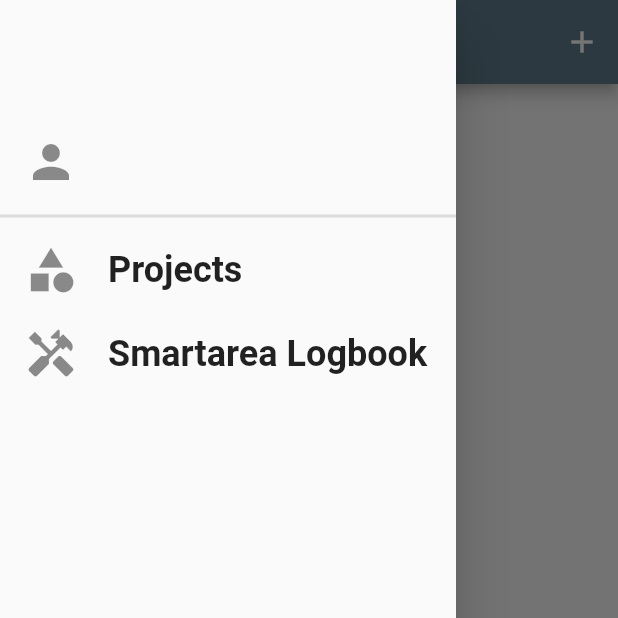
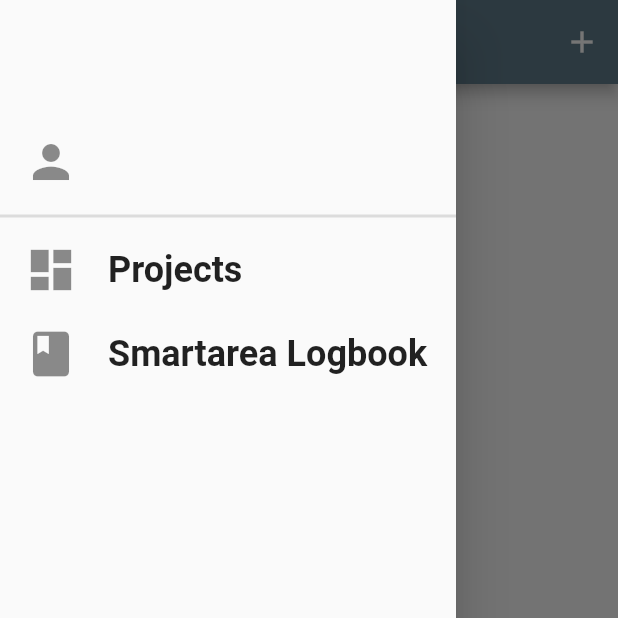
Before and after one commit to mPtrsn/doku-maker-app, a Flutter app: the ProjectsOverviewScreen screen opened directly, with the side drawer open, on a phone screen of 412 x 824 dp, the top half of it. Run offline on Flutter 3.47's test engine with Material 2 defaults, Android fonts, the phone set to English and light mode, and no system bars; our stand-ins replace image_picker, multi_select_flutter, shared_preferences; accounts and stored records are empty; generated files the repository leaves out were written again; network calls fail; Roboto replaces fonts that are missing (RobotoCondensed).

Commit message:
[release]
dev: started adaptive design
feats: -
bug: styling of entry buttons

```diff
--- a/lib/provider/auth_provider.dart
+++ b/lib/provider/auth_provider.dart
@@ -18,7 +18,7 @@
   }
 
   Future<void> logIn(String username, String password) async {
-    var url = 'https://fhwapp.fh-wedel.de/api/auth';
+    var url = 'https://fhwapp.fh-wedel.de/api/auth'; //:4446
     var body = {"user": username, "pass": password};
     var response = await http.post(
       url,
--- a/lib/screens/auth_screen.dart
+++ b/lib/screens/auth_screen.dart
@@ -1,5 +1,6 @@
 import 'package:doku_maker/exceptions/auth_exception.dart';
 import 'package:doku_maker/provider/auth_provider.dart';
+import 'package:doku_maker/widgets/adaptive/adaptive_progress_indicator.dart';
 import 'package:flutter/material.dart';
 import 'package:provider/provider.dart';
 
@@ -106,7 +107,7 @@
                           height: 20,
                         ),
                         if (_isLoading)
-                          CircularProgressIndicator()
+                          AdaptiveProgressIndicator()
                         else
                           ElevatedButton(
                               child: Text('LOGIN'),
--- a/lib/screens/project/new_image_entry_modal.dart
+++ b/lib/screens/project/new_image_entry_modal.dart
@@ -4,6 +4,7 @@
 import 'package:doku_maker/provider/auth_provider.dart';
 import 'package:doku_maker/provider/projects_provider.dart';
 import 'package:doku_maker/provider/upload_service.dart';
+import 'package:doku_maker/widgets/adaptive/adaptive_progress_indicator.dart';
 import 'package:doku_maker/widgets/doku_image_picker.dart';
 import 'package:flutter/material.dart';
 import 'package:provider/provider.dart';
@@ -88,7 +89,7 @@
       height: MediaQuery.of(context).size.height * 0.6,
       child: Card(
         child: _isLoading
-            ? Center(child: CircularProgressIndicator())
+            ? Center(child: AdaptiveProgressIndicator())
             : Padding(
                 padding: const EdgeInsets.all(8.0),
                 child: Form(
--- a/lib/screens/project/new_text_entry_modal.dart
+++ b/lib/screens/project/new_text_entry_modal.dart
@@ -1,6 +1,7 @@
 import 'package:doku_maker/models/project/entries/project_text_entry.dart';
 import 'package:doku_maker/provider/auth_provider.dart';
 import 'package:doku_maker/provider/projects_provider.dart';
+import 'package:doku_maker/widgets/adaptive/adaptive_progress_indicator.dart';
 import 'package:flutter/cupertino.dart';
 import 'package:flutter/material.dart';
 import 'package:provider/provider.dart';
@@ -84,7 +85,7 @@
       height: MediaQuery.of(context).size.height * 0.6,
       child: Card(
         child: _isLoading
-            ? Center(child: CircularProgressIndicator())
+            ? Center(child: AdaptiveProgressIndicator())
             : Padding(
                 padding: const EdgeInsets.all(8.0),
                 child: Form(
--- a/lib/screens/project/project_detail_screen.dart
+++ b/lib/screens/project/project_detail_screen.dart
@@ -42,7 +42,7 @@
         return Column(
           children: <Widget>[
             Container(
-                height: constraints.maxHeight * 0.12,
+                //height: constraints.maxHeight * 0.12,
                 child: ProjectDetailEntryButtons(project: project)),
             Divider(
               thickness: 3,
@@ -54,7 +54,8 @@
                       style: TextStyle(fontSize: 26),
                     ),
                   )
-                : Container(
+                : Expanded(
+                    child: Container(
                       height: constraints.maxHeight * 0.85,
                       child: ListView.builder(
                         itemBuilder: (ctx, idx) => EntryElement(
@@ -63,6 +64,7 @@
                         ),
                         itemCount: project.entries.length,
                       ),
+                    ),
                   )
           ],
         );
--- a/lib/screens/room/new_room_entry_modal.dart
+++ b/lib/screens/room/new_room_entry_modal.dart
@@ -1,6 +1,7 @@
 import 'package:doku_maker/models/room/RoomEntry.dart';
 import 'package:doku_maker/provider/auth_provider.dart';
 import 'package:doku_maker/provider/room_provider.dart';
+import 'package:doku_maker/widgets/adaptive/adaptive_progress_indicator.dart';
 import 'package:flutter/cupertino.dart';
 import 'package:flutter/material.dart';
 import 'package:provider/provider.dart';
@@ -57,7 +58,7 @@
       height: MediaQuery.of(context).size.height * 0.75,
       child: Card(
         child: _isLoading
-            ? Center(child: CircularProgressIndicator())
+            ? Center(child: AdaptiveProgressIndicator())
             : Padding(
                 padding: const EdgeInsets.all(8.0),
                 child: Form(
--- a/lib/screens/room/new_room_warning_modal.dart
+++ b/lib/screens/room/new_room_warning_modal.dart
@@ -1,6 +1,7 @@
 import 'package:doku_maker/models/room/RoomWarning.dart';
 import 'package:doku_maker/provider/auth_provider.dart';
 import 'package:doku_maker/provider/room_provider.dart';
+import 'package:doku_maker/widgets/adaptive/adaptive_progress_indicator.dart';
 import 'package:flutter/cupertino.dart';
 import 'package:flutter/material.dart';
 import 'package:intl/intl.dart';
@@ -105,7 +106,7 @@
       height: MediaQuery.of(context).size.height * 0.75,
       child: Card(
         child: _isLoading
-            ? Center(child: CircularProgressIndicator())
+            ? Center(child: AdaptiveProgressIndicator())
             : Padding(
                 padding: const EdgeInsets.all(8.0),
                 child: Form(
--- a/lib/screens/room/room_detail_screen.dart
+++ b/lib/screens/room/room_detail_screen.dart
@@ -1,4 +1,5 @@
 import 'package:doku_maker/provider/room_provider.dart';
+import 'package:doku_maker/widgets/adaptive/adaptive_progress_indicator.dart';
 import 'package:doku_maker/widgets/main_drawer.dart';
 import 'package:doku_maker/widgets/room/room_entries_view.dart';
 import 'package:doku_maker/widgets/room/room_warnings_view.dart';
@@ -19,7 +20,7 @@
       future: _getSmartarea(context),
       builder: (context, snapshot) =>
           snapshot.connectionState == ConnectionState.waiting
-              ? Center(child: CircularProgressIndicator())
+              ? Center(child: AdaptiveProgressIndicator())
               : DefaultTabController(
                   length: 2,
                   child: Scaffold(
--- a/lib/widgets/main_drawer.dart
+++ b/lib/widgets/main_drawer.dart
@@ -39,17 +39,16 @@
               Icons.person,
               null,
               TextStyle(
-                fontFamily: 'RobotoCondensed',
                 fontSize: 16,
               )),
           Divider(
             thickness: 2,
           ),
-          _buildListTile('Projects', Icons.category,
+          _buildListTile('Projects', Icons.dashboard,
               () => Navigator.of(context).pushReplacementNamed('/')),
           _buildListTile(
               'Smartarea Logbook',
-              Icons.handyman,
+              Icons.book,
               () => Navigator.of(context)
                   .pushReplacementNamed(RoomDetailScreen.routeName)),
           Spacer(),
--- a/lib/widgets/project/projects_grid.dart
+++ b/lib/widgets/project/projects_grid.dart
@@ -1,4 +1,5 @@
 import 'package:doku_maker/provider/projects_provider.dart';
+import 'package:doku_maker/widgets/adaptive/adaptive_progress_indicator.dart';
 import 'package:flutter/material.dart';
 import 'package:provider/provider.dart';
 
@@ -16,7 +17,7 @@
       future: _getAllProjects(context),
       builder: (context, snapshot) =>
           snapshot.connectionState == ConnectionState.waiting
-              ? Center(child: CircularProgressIndicator())
+              ? Center(child: AdaptiveProgressIndicator())
               : RefreshIndicator(
                   onRefresh: () => _getAllProjects(context),
                   child: Consumer<ProjectsProvider>(
```
Also changed, not shown: lib/widgets/adaptive/adaptive_button.dart (added, +41 -0 lines), lib/widgets/adaptive/adaptive_progress_indicator.dart (added, +13 -0 lines). Lines whose indentation alone changed are shown as unchanged.
